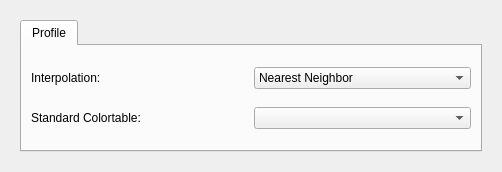
Qt form forms/preferences.ui (isis-group/vast) before a commit.
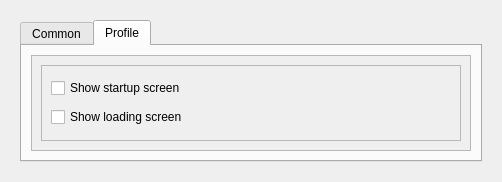
The same form after that commit. The open tabs and pages were chosen to show the change.

Commit message: add option to toggle loading and startup screens

Diff of the .ui file:
```diff
--- a/forms/preferences.ui
+++ b/forms/preferences.ui
@@ -7,7 +7,7 @@
     <x>0</x>
     <y>0</y>
     <width>502</width>
-    <height>172</height>
+    <height>182</height>
    </rect>
   </property>
   <property name="sizePolicy">
@@ -42,7 +42,7 @@
         </property>
         <widget class="QWidget" name="Common">
          <attribute name="title">
-          <string>Profile</string>
+          <string>Common</string>
          </attribute>
          <layout class="QGridLayout" name="gridLayout_2">
           <item row="0" column="0">
@@ -78,6 +78,58 @@
           </item>
          </layout>
         </widget>
+        <widget class="QWidget" name="Profile">
+         <attribute name="title">
+          <string>Profile</string>
+         </attribute>
+         <layout class="QGridLayout" name="gridLayout_3">
+          <item row="0" column="0">
+           <widget class="QScrollArea" name="profileScrollArea">
+            <property name="widgetResizable">
+             <bool>true</bool>
+            </property>
+            <widget class="QWidget" name="scrollAreaWidgetContents">
+             <property name="geometry">
+              <rect>
+               <x>0</x>
+               <y>0</y>
+               <width>440</width>
+               <height>91</height>
+              </rect>
+             </property>
+             <layout class="QGridLayout" name="gridLayout_4">
+              <item row="0" column="0">
+               <widget class="QFrame" name="frame">
+                <property name="frameShape">
+                 <enum>QFrame::StyledPanel</enum>
+                </property>
+                <property name="frameShadow">
+                 <enum>QFrame::Raised</enum>
+                </property>
+                <layout class="QGridLayout" name="gridLayout_5">
+                 <item row="0" column="0" colspan="2">
+                  <widget class="QCheckBox" name="checkStartUpScreen">
+                   <property name="text">
+                    <string>Show startup screen</string>
+                   </property>
+                  </widget>
+                 </item>
+                 <item row="1" column="0" colspan="2">
+                  <widget class="QCheckBox" name="checkLoadingScreen">
+                   <property name="text">
+                    <string>Show loading screen</string>
+                   </property>
+                  </widget>
+                 </item>
+                </layout>
+               </widget>
+              </item>
+             </layout>
+            </widget>
+           </widget>
+          </item>
+         </layout>
+        </widget>
        </widget>
       </item>
      </layout>
```
The commit also changes 4 other files.
